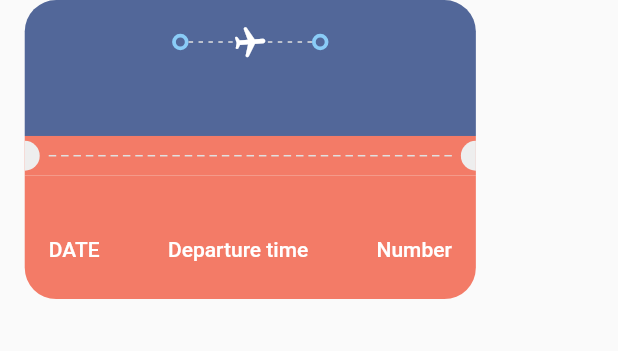
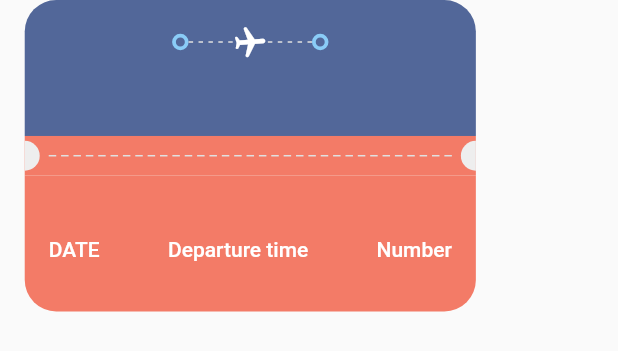
Before and after one commit to ayushrakesh/ticket_booking, a Flutter app: the Ticket widget shown alone on an empty page, opened directly with empty values, on a phone screen of 412 x 824 dp. Shown: the top 351 px of the screen. Run offline on Flutter 3.47's test engine with Material 2 defaults, Android fonts, the phone set to English and light mode, and no system bars; our stand-ins replace barcode_widget, cloud_firestore, firebase_auth, firebase_core, fluentui_system_icons, flutter_dotenv and 3 more; missing offline and left inert: razorpay_flutter; accounts and stored records are empty; network calls fail.

Commit message:
More tickets and hotels added to make more real.

```diff
--- a/lib/screens/all_hotels_screen.dart
+++ b/lib/screens/all_hotels_screen.dart
@@ -44,7 +44,7 @@ class AllHotelsScreen extends StatelessWidget {
                 var hotelsWidgets = hotelsMap.map((e) => Hotel(e)).toList();
                 return GridView.count(
                   crossAxisCount: 2,
-                  mainAxisSpacing: 14, childAspectRatio: 0.64,
+                  mainAxisSpacing: 14, childAspectRatio: 0.62,
                   children: hotelsWidgets,
                   // gridDelegate: SliverGridDelegateWithFixedCrossAxisCount(
                   //     // mainAxisExtent: 0.,
--- a/lib/screens/home_screen.dart
+++ b/lib/screens/home_screen.dart
@@ -131,6 +131,10 @@ class _HomeScreenState extends State<HomeScreen> {
                       var tickets = docs
                           .map((e) => e.data() as Map<String, dynamic>)
                           .toList();
+
+                      print(tickets);
+                      print(tickets.length);
+                      print(tickets[2]);
                       return Ticket(tickets[index]);
                     },
                     itemCount: snapshot.data!.docs.length,
--- a/lib/screens/profile_screen.dart
+++ b/lib/screens/profile_screen.dart
@@ -521,7 +521,7 @@ class _ProfileScreenState extends State<ProfileScreen> {
                     : const CircularProgressIndicator(),
               ),
             ],
-          )
+          ),
         ],
       ),
     );
--- a/lib/widgets/ticket.dart
+++ b/lib/widgets/ticket.dart
@@ -159,7 +159,7 @@ class Ticket extends StatelessWidget {
             ),
           ),
           Container(
-            height: height * 0.10,
+            height: height * 0.11,
             decoration: BoxDecoration(
               color: isColor == false ? Styles.orangeColor : Colors.white,
               borderRadius: BorderRadius.only(
```
Also changed, not shown: lib/widgets/hotel.dart (+10 -6 lines), assets/images/JW-Marriot.jpg (added), assets/images/arawali-resort.jpg (added), assets/images/leela.jpg (added), assets/images/oberoi-amarvilas.jpg (added), assets/images/soho.jpg (added), assets/images/sujan-sher-bagh.jpg (added), assets/images/taj-falaknuma.jpg (added), assets/images/taj-lake.jpg (added), assets/images/wildflower-hall-shimla.jpg (added), 1 other file.
